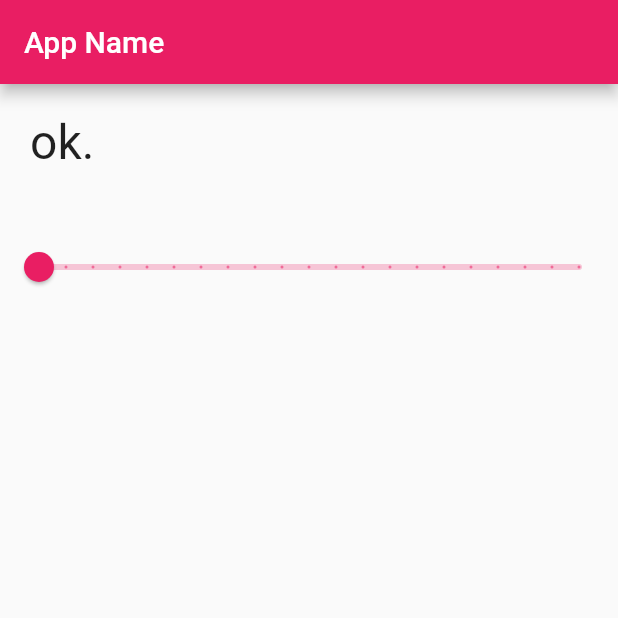
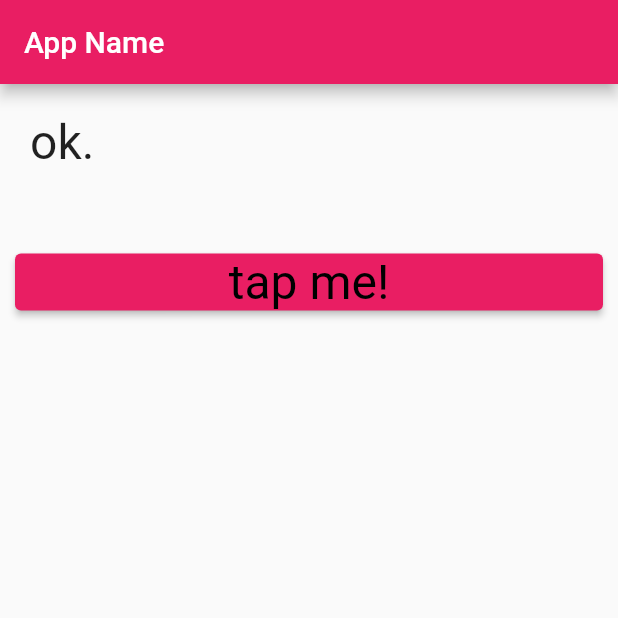
Before and after one commit to hirossk/flutter_app, a Flutter app: the screen it shows after launch, on a phone screen of 412 x 824 dp, the top half of it. Run offline on Flutter 3.47's test engine with Material 2 defaults, Android fonts, the phone set to English and light mode, and no system bars.

Commit message:
chapter3-16-1

```diff
--- a/lib/main.dart
+++ b/lib/main.dart
@@ -29,7 +29,6 @@ class MyHomePage extends StatefulWidget {
 
 class _MyHomePageState extends State<MyHomePage> {
   static var _message = 'ok.';
-  static var _value = 0.0;
 
   @override
   Widget build(BuildContext context) {
@@ -56,23 +55,30 @@ class _MyHomePageState extends State<MyHomePage> {
             const Padding(
               padding: EdgeInsets.all(10.0),
             ),
-            Slider(
-              onChanged: sliderChanged,
-              min: 0.0,
-              max: 100.0,
-              divisions: 20,
-              value: _value,
-            ),
+            Padding(
+                padding: const EdgeInsets.all(10.0),
+                child: ElevatedButton(
+                    onPressed: buttonPressed,
+                    child: const Text(
+                      "tap me!",
+                      style: TextStyle(
+                          fontSize: 32.0,
+                          color: Color(0xff000000),
+                          fontWeight: FontWeight.w400,
+                          fontFamily: "Roboto"),
+                    ))),
           ],
         ),
       ),
     );
   }
 
-  void sliderChanged(double value) {
-    setState(() {
-      _value = value.floorToDouble();
-      _message = 'set value: $_value';
-    });
+  void buttonPressed() {
+    showDialog(
+        context: context,
+        builder: (BuildContext context) => const AlertDialog(
+              title: Text("Hello!"),
+              content: Text("This is sample."),
+            ));
   }
 }
```
